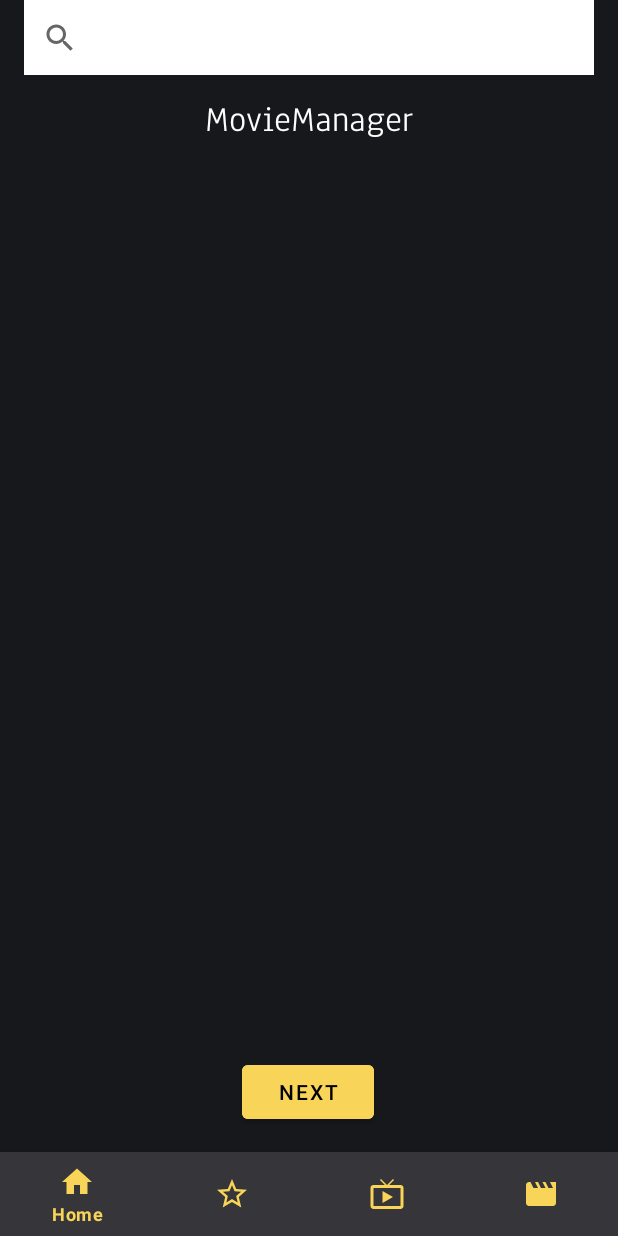
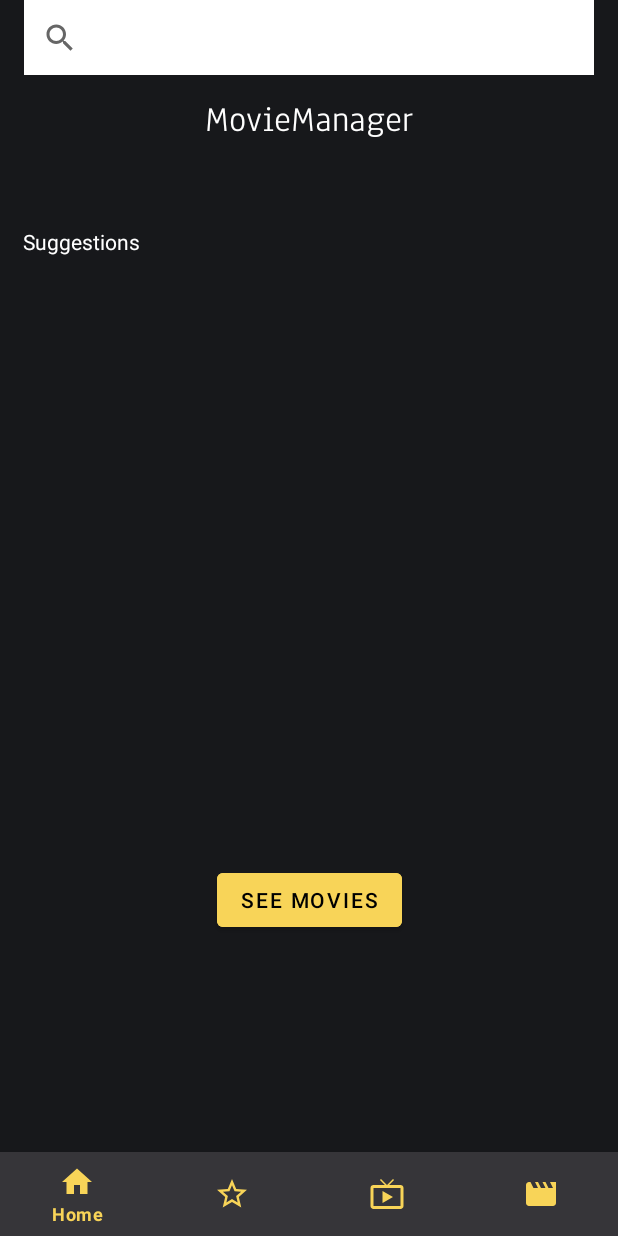
Before and after one commit to acnedelcu/MovieTracker, an Android app: the screen it shows after launch (MainActivity), on a phone screen of 412 x 824 dp. Run offline under Robolectric (Android 15) with nearby library versions, the phone set to English and light mode, and no system bars; our stand-ins replace Volley; pictures from the network do not load.

Commit message:
Implemented the see movies button in home fragment

```diff
--- a/MovieManagerApp/app/src/main/java/com/example/moviemanager/HomeFragment.java
+++ b/MovieManagerApp/app/src/main/java/com/example/moviemanager/HomeFragment.java
@@ -1,64 +1,67 @@
 package com.example.moviemanager;
 
 import android.os.Bundle;
-
-import androidx.fragment.app.Fragment;
-
 import android.view.LayoutInflater;
 import android.view.View;
 import android.view.ViewGroup;
+import android.widget.Button;
 
-/**
- * A simple {@link Fragment} subclass.
- * Use the {@link HomeFragment#newInstance} factory method to
- * create an instance of this fragment.
- */
+import androidx.fragment.app.Fragment;
+import androidx.fragment.app.FragmentTransaction;
+
+
 public class HomeFragment extends Fragment {
+    // Declare objects
+    private View view;
 
-    // TODO: Rename parameter arguments, choose names that match
-    // the fragment initialization parameters, e.g. ARG_ITEM_NUMBER
-    private static final String ARG_PARAM1 = "param1";
-    private static final String ARG_PARAM2 = "param2";
-
-    // TODO: Rename and change types of parameters
-    private String mParam1;
-    private String mParam2;
 
     public HomeFragment() {
         // Required empty public constructor
     }
 
-    /**
-     * Use this factory method to create a new instance of
-     * this fragment using the provided parameters.
-     *
-     * @param param1 Parameter 1.
-     * @param param2 Parameter 2.
-     * @return A new instance of fragment HomeFragment.
-     */
-    // TODO: Rename and change types and number of parameters
-    public static HomeFragment newInstance(String param1, String param2) {
-        HomeFragment fragment = new HomeFragment();
-        Bundle args = new Bundle();
-        args.putString(ARG_PARAM1, param1);
-        args.putString(ARG_PARAM2, param2);
-        fragment.setArguments(args);
-        return fragment;
-    }
-
     @Override
     public void onCreate(Bundle savedInstanceState) {
         super.onCreate(savedInstanceState);
-        if (getArguments() != null) {
-            mParam1 = getArguments().getString(ARG_PARAM1);
-            mParam2 = getArguments().getString(ARG_PARAM2);
-        }
+
     }
 
     @Override
     public View onCreateView(LayoutInflater inflater, ViewGroup container,
                              Bundle savedInstanceState) {
-        // Inflate the layout for this fragment
-        return inflater.inflate(R.layout.fragment_home, container, false);
+        view = inflater.inflate(R.layout.fragment_home, container, false);
+
+//        HorizontalScrollView horizontalScrollView = view.findViewById(R.id.horizontalScrollView);
+//        LinearLayout linearLayout = view.findViewById(R.id.linear_layout);
+//
+//        String[] imageUrls = {
+//                "https://images.unsplash.com/photo-1542614471-001ccf2b449c?ixlib=rb-4.0.3&ixid=MnwxMjA3fDB8MHxwaG90by1wYWdlfHx8fGVufDB8fHx8&auto=format&fit=crop&w=435&q=80",
+//                "https://images.unsplash.com/photo-1542614471-001ccf2b449c?ixlib=rb-4.0.3&ixid=MnwxMjA3fDB8MHxwaG90by1wYWdlfHx8fGVufDB8fHx8&auto=format&fit=crop&w=435&q=80",
+//                "https://images.unsplash.com/photo-1542614471-001ccf2b449c?ixlib=rb-4.0.3&ixid=MnwxMjA3fDB8MHxwaG90by1wYWdlfHx8fGVufDB8fHx8&auto=format&fit=crop&w=435&q=80",
+//                "https://images.unsplash.com/photo-1542614471-001ccf2b449c?ixlib=rb-4.0.3&ixid=MnwxMjA3fDB8MHxwaG90by1wYWdlfHx8fGVufDB8fHx8&auto=format&fit=crop&w=435&q=80",
+//                "https://images.unsplash.com/photo-1542614471-001ccf2b449c?ixlib=rb-4.0.3&ixid=MnwxMjA3fDB8MHxwaG90by1wYWdlfHx8fGVufDB8fHx8&auto=format&fit=crop&w=435&q=80",
+//                "https://images.unsplash.com/photo-1542614471-001ccf2b449c?ixlib=rb-4.0.3&ixid=MnwxMjA3fDB8MHxwaG90by1wYWdlfHx8fGVufDB8fHx8&auto=format&fit=crop&w=435&q=80",
+//        };
+//
+//        for (String imageUrl : imageUrls) {
+//            ImageView imageView = (ImageView) inflater.inflate(R.layout.image_view_item , linearLayout, false);
+//            Picasso.get().load(imageUrl).into(imageView);
+//            linearLayout.addView(imageView);
+//        }
+        Button goToMovies = view.findViewById(R.id.goToMoviesBtn);
+
+        goToMovies.setOnClickListener(new View.OnClickListener() {
+            @Override
+            public void onClick(View v) {
+                Fragment movieFragment = new MoviesFragment();
+                FragmentTransaction transaction = getFragmentManager().beginTransaction();
+                transaction.replace(R.id.frame_layout, movieFragment);
+                transaction.addToBackStack(null);
+                transaction.commit();
+                MainActivity mainActivity = (MainActivity) getActivity();
+                mainActivity.bottomNavigationView.setSelectedItemId(R.id.movies);
+            }
+        });
+
+        return view;
     }
 }
--- a/MovieManagerApp/app/src/main/java/com/example/moviemanager/MainActivity.java
+++ b/MovieManagerApp/app/src/main/java/com/example/moviemanager/MainActivity.java
@@ -10,12 +10,15 @@ import androidx.fragment.app.FragmentTransaction;
 
 import com.android.volley.Response;
 import com.example.moviemanager.databinding.ActivityMainBinding;
+import com.google.android.material.bottomnavigation.BottomNavigationView;
 
 import java.util.List;
 
 public class MainActivity extends AppCompatActivity {
 
     private ActivityMainBinding binding;
+    public BottomNavigationView bottomNavigationView;
+
 
     @Override
     protected void onCreate(Bundle savedInstanceState) {
@@ -26,7 +29,9 @@ public class MainActivity extends AppCompatActivity {
         setContentView(binding.getRoot());
         replaceFragment(new HomeFragment());
 
-        binding.bottomNavigationView.setOnItemSelectedListener(item -> {
+        bottomNavigationView = findViewById(R.id.bottomNavigationView);
+
+        bottomNavigationView.setOnItemSelectedListener(item -> {
 
             switch (item.getItemId()) {
                 case R.id.home:
--- a/MovieManagerApp/app/src/main/res/layout/fragment_home.xml
+++ b/MovieManagerApp/app/src/main/res/layout/fragment_home.xml
@@ -32,19 +32,59 @@
         app:layout_constraintEnd_toEndOf="parent"
         app:layout_constraintHorizontal_bias="0.0"
         app:layout_constraintStart_toStartOf="parent"
-        app:layout_constraintTop_toBottomOf="@+id/wishlistTitleTextview" />
+        app:layout_constraintTop_toBottomOf="@+id/wishlistTitleTextview" >
+
+    </SearchView>
 
     <Button
-        android:id="@+id/button_first"
+        android:id="@+id/goToMoviesBtn"
         android:layout_width="wrap_content"
         android:layout_height="wrap_content"
         android:layout_marginBottom="16dp"
         android:backgroundTint="@color/yellow"
-        android:text="@string/next"
+        android:text="See movies"
         android:textColor="@color/black"
         app:layout_constraintBottom_toBottomOf="parent"
         app:layout_constraintEnd_toEndOf="parent"
-        app:layout_constraintHorizontal_bias="0.498"
-        app:layout_constraintStart_toStartOf="parent" />
+        app:layout_constraintStart_toStartOf="parent"
+        app:layout_constraintTop_toBottomOf="@+id/horizontalScrollView"
+        app:layout_constraintVertical_bias="0.543" />
+
+    <TextView
+        android:id="@+id/suggestionTextView"
+        android:layout_width="wrap_content"
+        android:layout_height="wrap_content"
+        android:layout_marginTop="56dp"
+        android:text="Suggestions"
+        android:textColor="@color/white"
+        app:layout_constraintEnd_toEndOf="parent"
+        app:layout_constraintHorizontal_bias="0.045"
+        app:layout_constraintStart_toStartOf="parent"
+        app:layout_constraintTop_toBottomOf="@+id/homeTitleTextview" />
+
+    <HorizontalScrollView
+        android:id="@+id/horizontalScrollView"
+        android:layout_width="390dp"
+        android:layout_height="229dp"
+        android:layout_marginTop="24dp"
+        app:layout_constraintEnd_toEndOf="parent"
+        app:layout_constraintHorizontal_bias="0.476"
+        app:layout_constraintStart_toStartOf="parent"
+        app:layout_constraintTop_toBottomOf="@+id/suggestionTextView">
+
+        <LinearLayout
+            android:id="@+id/linear_layout"
+            android:layout_width="wrap_content"
+            android:layout_height="match_parent"
+            android:orientation="horizontal">
+
+            <ImageView
+                android:id="@+id/movieImageView"
+                android:layout_width="match_parent"
+                android:layout_height="match_parent"
+                android:layout_weight="1"
+                tools:src="@tools:sample/avatars" />
+        </LinearLayout>
+    </HorizontalScrollView>
 
 </androidx.constraintlayout.widget.ConstraintLayout>
```
Also changed, not shown: MovieManagerApp/app/src/main/res/layout/image_view_item.xml (added, +16 -0 lines).
